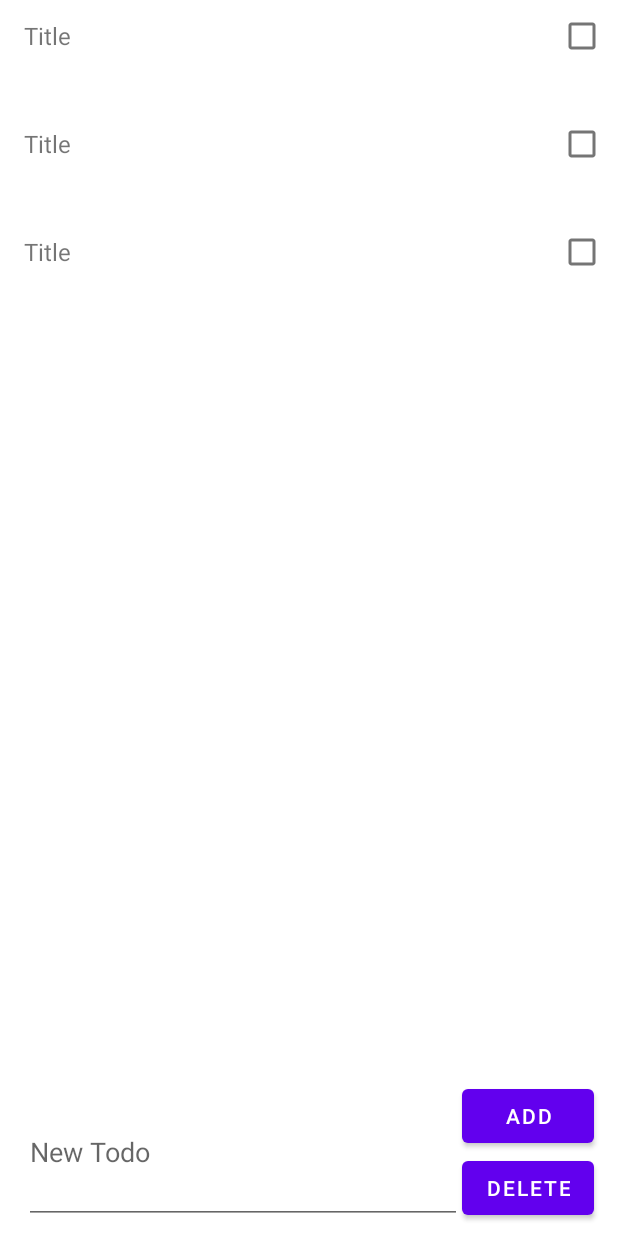
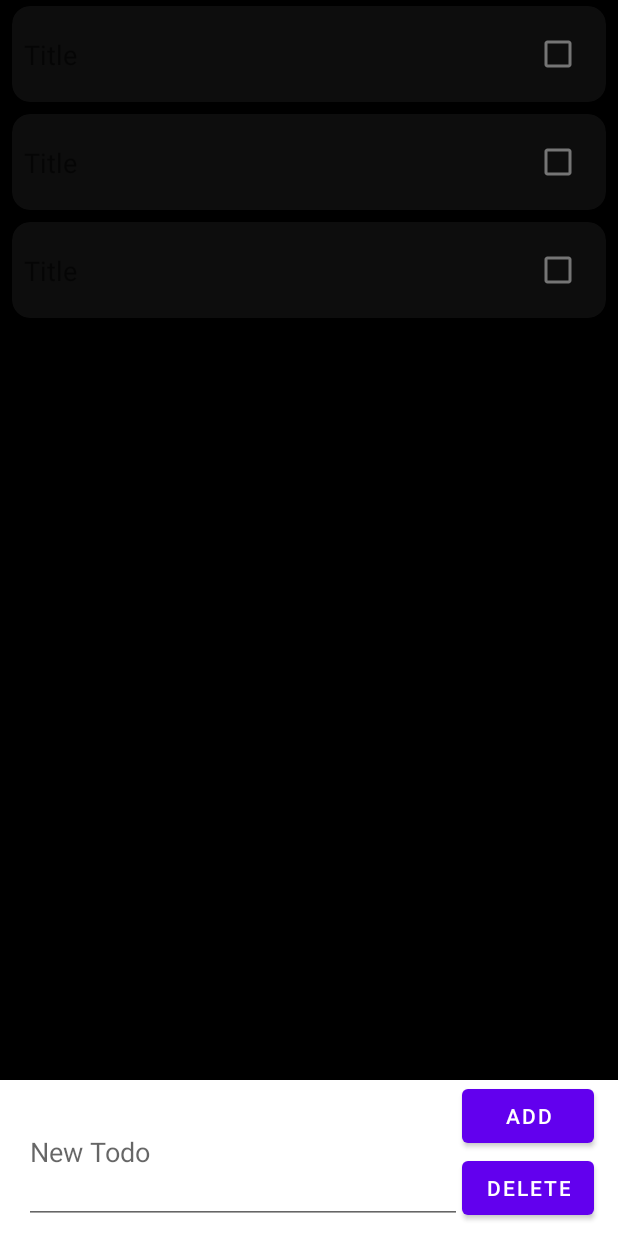
Before and after one commit to roastedcoder/ToDoList, an Android app: the layout activity_main.xml on its own in the app's theme, with its tools: preview values and no code run, on a phone screen of 412 x 824 dp. Run offline under Robolectric (Android 15) with nearby library versions, the phone set to English and light mode, and no system bars.

Commit message:
Basic changes in UI (added cardView)

```diff
--- a/app/src/main/res/layout/activity_main.xml
+++ b/app/src/main/res/layout/activity_main.xml
@@ -12,11 +12,13 @@
         android:id="@+id/rvTodos"
         android:layout_width="match_parent"
         android:layout_height="0dp"
+        android:background="@android:color/black"
         app:layout_constraintEnd_toEndOf="parent"
         app:layout_constraintStart_toStartOf="parent"
         app:layout_constraintTop_toTopOf="parent"
         app:layout_constraintBottom_toTopOf="@id/etTodo"
-        tools:listitem="@layout/item_todo" />
+        tools:listitem="@layout/item_todo"
+        android:scrollbars="vertical"/>
 
     <EditText
         android:id="@+id/etTodo"
--- a/app/src/main/res/layout/item_todo.xml
+++ b/app/src/main/res/layout/item_todo.xml
@@ -1,35 +1,44 @@
 <?xml version="1.0" encoding="utf-8"?>
-<androidx.constraintlayout.widget.ConstraintLayout xmlns:android="http://schemas.android.com/apk/res/android"
+<androidx.cardview.widget.CardView
+    xmlns:android="http://schemas.android.com/apk/res/android"
     xmlns:app="http://schemas.android.com/apk/res-auto"
-    xmlns:tools="http://schemas.android.com/tools"
+    android:id="@+id/cvItem"
     android:layout_width="match_parent"
-    android:layout_height="72dp">
+    android:layout_height="wrap_content"
+    app:cardCornerRadius="12dp"
+    android:background="?selectableItemBackground"
+    android:backgroundTint="@color/Dark"
+    android:layout_marginStart="8dp"
+    android:layout_marginEnd="8dp"
+    android:layout_marginTop="4dp"
+    android:layout_marginBottom="4dp">
+
+    <androidx.constraintlayout.widget.ConstraintLayout
+        android:layout_width="match_parent"
+        android:layout_height="match_parent"
+        android:padding="8dp">
 
         <TextView
             android:id="@+id/tvTitleText"
             android:layout_width="0dp"
             android:layout_height="wrap_content"
             android:text="Title"
-        android:textSize="16sp"
-        android:layout_marginLeft="16dp"
-        android:layout_marginBottom="25dp"
-        android:layout_marginRight="8dp"
-        app:layout_constraintBottom_toBottomOf="parent"
+            android:textSize="18sp"
+            android:layout_marginEnd="4dp"
+            android:lineHeight="28sp"
+            app:layout_constraintBottom_toBottomOf="@+id/cbDone"
             app:layout_constraintEnd_toStartOf="@+id/cbDone"
-        app:layout_constraintHorizontal_bias="0.5"
             app:layout_constraintStart_toStartOf="parent"
-        app:layout_constraintTop_toTopOf="parent" />
+            app:layout_constraintTop_toTopOf="@+id/cbDone" />
 
         <CheckBox
             android:id="@+id/cbDone"
             android:layout_width="wrap_content"
             android:layout_height="wrap_content"
-        android:layout_marginLeft="8dp"
-        app:layout_constraintBottom_toBottomOf="@id/tvTitleText"
+            app:layout_constraintBottom_toBottomOf="parent"
             app:layout_constraintEnd_toEndOf="parent"
-        app:layout_constraintHorizontal_bias="0.5"
-        app:layout_constraintStart_toEndOf="@+id/tvTitleText"
-        app:layout_constraintTop_toTopOf="@id/tvTitleText" />
-
+            app:layout_constraintTop_toTopOf="parent" />
 
     </androidx.constraintlayout.widget.ConstraintLayout>
+
+</androidx.cardview.widget.CardView>
--- a/app/src/main/res/values/colors.xml
+++ b/app/src/main/res/values/colors.xml
@@ -7,4 +7,5 @@
     <color name="teal_700">#FF018786</color>
     <color name="black">#FF000000</color>
     <color name="white">#FFFFFFFF</color>
+    <color name="Dark">#0DFFFFFF</color>
 </resources>
```
Lines whose indentation alone changed are shown as unchanged.
